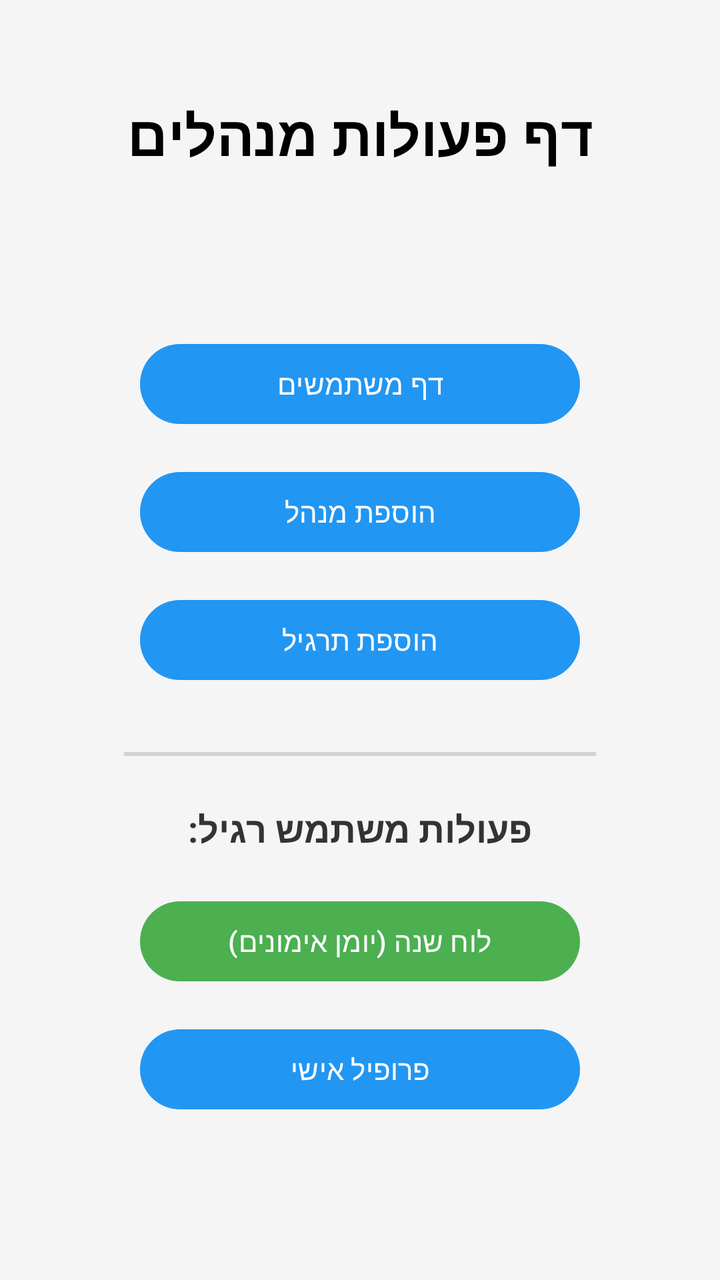
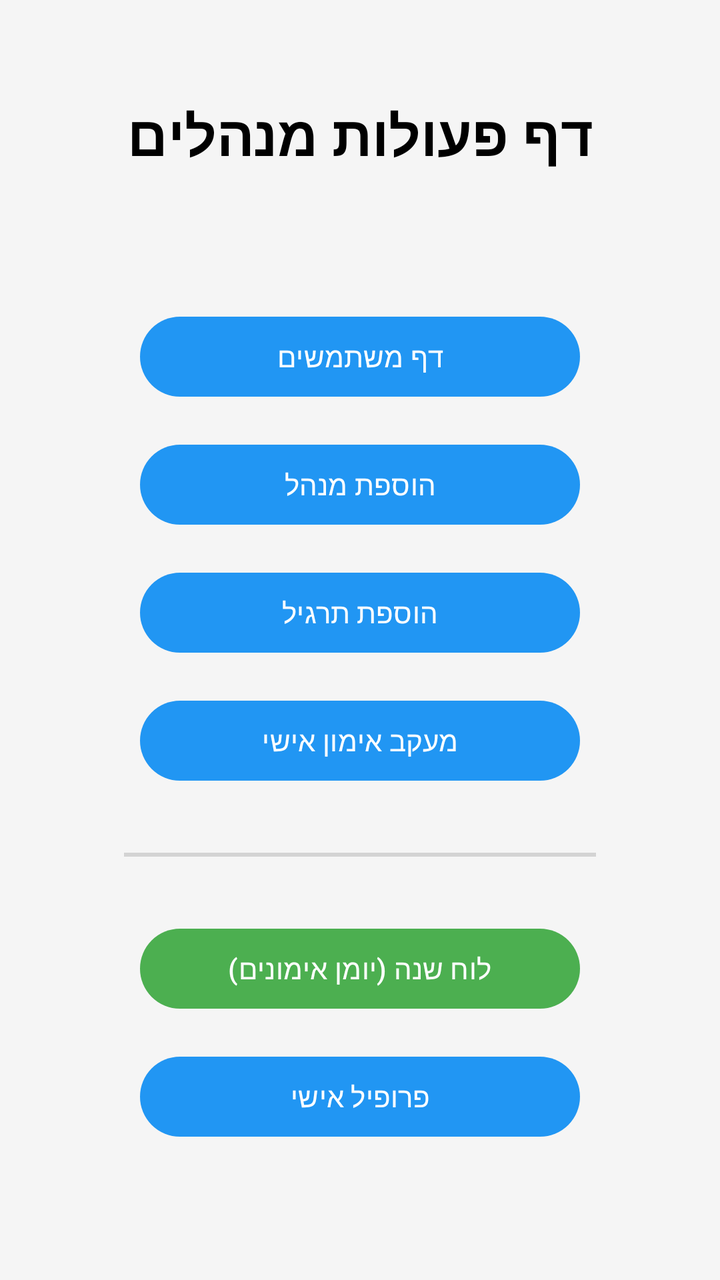

The first picture is an Android layout as it rendered before a commit; the second is the same layout after the commit. The layout source and the unified diff follow.
<!-- AndroidManifest.xml: application theme Theme.Gym_calender10 -->
<!-- res/layout/activity_admin_page.xml -->
<?xml version="1.0" encoding="utf-8"?>
<androidx.constraintlayout.widget.ConstraintLayout xmlns:android="http://schemas.android.com/apk/res/android"
    xmlns:app="http://schemas.android.com/apk/res-auto"
    xmlns:tools="http://schemas.android.com/tools"
    android:id="@+id/main"
    android:layout_width="match_parent"
    android:layout_height="match_parent"
    android:background="#F5F5F5"
    tools:context=".AdminPage">

    <TextView
        android:id="@+id/title"
        android:layout_width="wrap_content"
        android:layout_height="wrap_content"
        android:layout_marginTop="48dp"
        android:text="דף פעולות מנהלים"
        android:textSize="28sp"
        android:textStyle="bold"
        app:layout_constraintEnd_toEndOf="parent"
        app:layout_constraintStart_toStartOf="parent"
        app:layout_constraintTop_toTopOf="parent" />

    <LinearLayout
        android:layout_width="wrap_content"
        android:layout_height="wrap_content"
        android:orientation="vertical"
        android:gravity="center_horizontal"
        app:layout_constraintBottom_toBottomOf="parent"
        app:layout_constraintEnd_toEndOf="parent"
        app:layout_constraintStart_toStartOf="parent"
        app:layout_constraintTop_toBottomOf="@id/title">

        <Button
            android:id="@+id/btnGoUsersList"
            android:layout_width="220dp"
            android:layout_height="wrap_content"
            android:layout_margin="8dp"
            android:text="דף משתמשים" />

        <Button
            android:id="@+id/btnGoAddAdmin"
            android:layout_width="220dp"
            android:layout_height="wrap_content"
            android:layout_margin="8dp"
            android:text="הוספת מנהל" />

        <Button
            android:id="@+id/btnGoAddExercise"
            android:layout_width="220dp"
            android:layout_height="wrap_content"
            android:layout_margin="8dp"
            android:text="הוספת תרגיל" />

        <View
            android:layout_width="match_parent"
            android:layout_height="2dp"
            android:layout_marginVertical="24dp"
            android:background="#D3D3D3"/>

        <TextView
            android:layout_width="wrap_content"
            android:layout_height="wrap_content"
            android:layout_marginBottom="12dp"
            android:text="פעולות משתמש רגיל:"
            android:textSize="18sp"
            android:textStyle="bold"
            android:textColor="#333333"/>

        <Button
            android:id="@+id/btnGoCalendar"
            android:layout_width="220dp"
            android:layout_height="wrap_content"
            android:layout_margin="8dp"
            android:text="לוח שנה (יומן אימונים)"
            app:backgroundTint="#4CAF50" /> <Button
        android:id="@+id/btnGoProfile"
        android:layout_width="220dp"
        android:layout_height="wrap_content"
        android:layout_margin="8dp"
        android:text="פרופיל אישי"
        app:backgroundTint="#2196F3" /> </LinearLayout>

</androidx.constraintlayout.widget.ConstraintLayout>
<!-- resources referenced by this layout -->
<resources>
  <style name="Theme.Gym_calender10" parent="Theme.Material3.Light.NoActionBar">
          <item name="android:colorBackground">#FFFFFF</item>
          <item name="android:textColor">#000000</item>
          <item name="colorPrimary">#2196F3</item>
          <item name="colorPrimaryDark">#1976D2</item>
          <item name="colorAccent">#03A9F4</item>
      </style>
</resources>

<!-- the commit's change to res/layout/activity_admin_page.xml (unified diff, before → after) -->
@@ -50,6 +50,12 @@
             android:layout_height="wrap_content"
             android:layout_margin="8dp"
             android:text="הוספת תרגיל" />
+        <Button
+            android:id="@+id/btnAdminTrackWorkout"
+            android:layout_width="match_parent"
+            android:layout_height="wrap_content"
+            android:layout_margin="8dp"
+            android:text="מעקב אימון אישי" />
 
         <View
             android:layout_width="match_parent"
@@ -57,14 +63,7 @@
             android:layout_marginVertical="24dp"
             android:background="#D3D3D3"/>
 
-        <TextView
-            android:layout_width="wrap_content"
-            android:layout_height="wrap_content"
-            android:layout_marginBottom="12dp"
-            android:text="פעולות משתמש רגיל:"
-            android:textSize="18sp"
-            android:textStyle="bold"
-            android:textColor="#333333"/>
+
 
         <Button
             android:id="@+id/btnGoCalendar"
